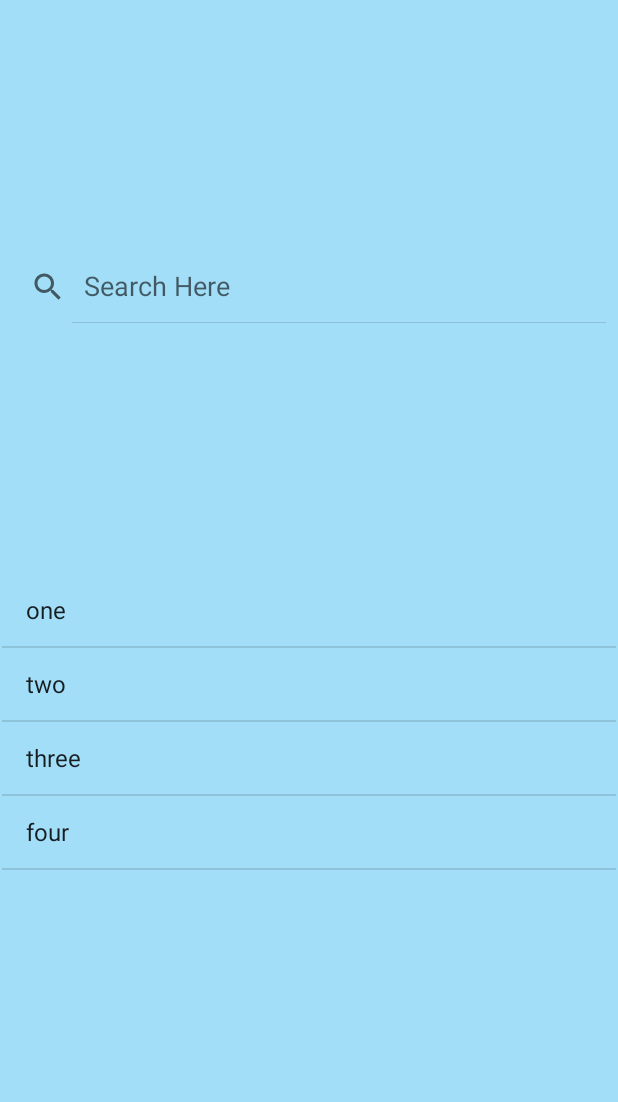
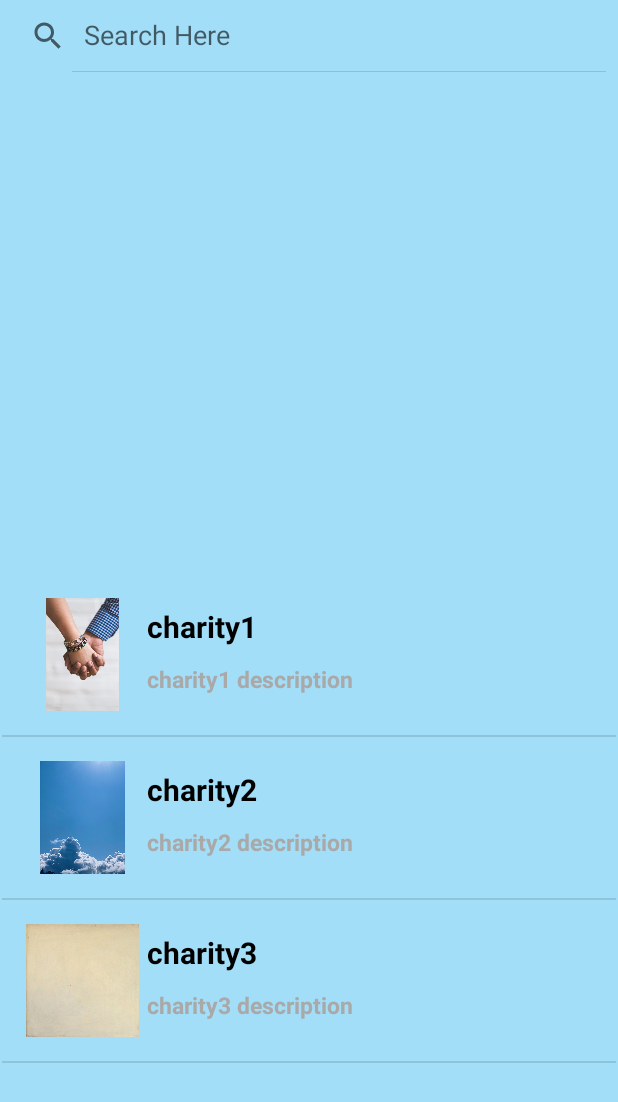
Before and after one commit to n2dah/HCI_Project, an Android app: the SearchActivity screen opened directly, with no data from a screen before it, on a phone screen of 412 x 824 dp. Shown: the top 1102 px of the screen. Run offline under Robolectric (Android 15) with nearby library versions, the light colour scheme and no system bars; Roboto replaces fonts that are not available here.

Commit message:
defining search activity views

```diff
--- a/app/src/main/java/com/example/hci_project/SearchActivity.java
+++ b/app/src/main/java/com/example/hci_project/SearchActivity.java
@@ -1,21 +1,39 @@
 package com.example.hci_project;
 
+import androidx.annotation.NonNull;
+import androidx.annotation.Nullable;
 import androidx.appcompat.app.AppCompatActivity;
 
+import android.content.Context;
 import android.os.Bundle;
+import android.view.LayoutInflater;
+import android.view.View;
+import android.view.ViewGroup;
+import android.widget.AdapterView;
 import android.widget.ArrayAdapter;
 import android.widget.Button;
 import android.widget.EditText;
+import android.widget.ImageView;
 import android.widget.ListView;
 import android.widget.SearchView;
 import android.widget.TextView;
+import android.widget.Toast;
 
 import java.util.ArrayList;
 
 public class SearchActivity extends AppCompatActivity {
 
-    SearchView sv;
-    ListView lv;
+    ListView listView;
+
+    //holds the charity names
+    String mTitle[] = {"charity1", "charity2","charity3"};
+
+    //holds the description information aka the charity tags (diseases)
+    String mDescription[] = {"charity1 description","charity2 description","charity3 description"};
+
+    //charity image
+    int images[] = {R.drawable.holdinghands, R.drawable.clouds, R.drawable.offwhite};
+
     ArrayList<String> list1;
     ArrayAdapter adapter;
 
@@ -24,27 +42,55 @@
         super.onCreate(savedInstanceState);
         setContentView(R.layout.activity_search);
 
-        lv = (ListView)findViewById(R.id.list);
-        sv = (SearchView)findViewById(R.id.search);
-        list1 = new ArrayList<String>();
-        list1.add("one");
-        list1.add("two");
-        list1.add("three");
-        list1.add("four");
-        adapter = new ArrayAdapter(this, android.R.layout.simple_list_item_1,list1);
-        lv.setAdapter(adapter);
-        sv.setOnQueryTextListener(new SearchView.OnQueryTextListener() {
+        listView = findViewById(R.id.listView);
+
+        MyAdapter adapter = new MyAdapter(this, mTitle, mDescription, images);
+        listView.setAdapter(adapter);
+
+        listView.setOnItemClickListener(new AdapterView.OnItemClickListener() {
             @Override
-            public boolean onQueryTextSubmit(String query) {
-                return false;
-            }
-
-            @Override
-            public boolean onQueryTextChange(String newText) {
-                adapter.getFilter().filter(newText);
-                return false;
+            public void onItemClick(AdapterView<?> parent, View view, int position, long id) {
+                if (position == 0){
+                    Toast.makeText(SearchActivity.this, "facebook", Toast.LENGTH_SHORT).show();
+                }
+                if (position == 1){
+                    Toast.makeText(SearchActivity.this, "facebook", Toast.LENGTH_SHORT).show();
+                }
+                if (position == 2){
+                    Toast.makeText(SearchActivity.this, "facebook", Toast.LENGTH_SHORT).show();
+                }
             }
         });
+    }
 
+    class MyAdapter extends ArrayAdapter<String>{
+        Context context;
+        String rTitle[];
+        String rDescription[];
+        int rImgs[];
+
+        MyAdapter (Context c, String title[], String description[], int imgs[]){
+            super(c, R.layout.row, R.id.textView1, title);
+            this.context = c;
+            this.rTitle = title;
+            this.rDescription = description;
+            this.rImgs = imgs;
+        }
+
+        @NonNull
+        @Override
+        public View getView(int position, @Nullable View convertView, @NonNull ViewGroup parent) {
+            LayoutInflater layoutInflater = (LayoutInflater)getApplicationContext().getSystemService(Context.LAYOUT_INFLATER_SERVICE);
+            View row = layoutInflater.inflate(R.layout.row, parent, false);
+            ImageView images = row.findViewById(R.id.image);
+            TextView myTitle = row.findViewById(R.id.textView1);
+            TextView myDescription = row.findViewById(R.id.textView2);
+
+            images.setImageResource(rImgs[position]);
+            myTitle.setText(rTitle[position]);
+            myDescription.setText(rDescription[position]);
+
+            return row;
+        }
     }
 }
--- a/app/src/main/res/layout/activity_main.xml
+++ b/app/src/main/res/layout/activity_main.xml
@@ -43,7 +43,7 @@
                 android:layout_height="match_parent"
                 android:layout_margin="5dp"
                 android:layout_weight="1"
-                android:background="@android:color/holo_blue_bright"
+                android:background="@android:color/holo_red_dark"
                 android:onClick="profileButtonOnClick"
                 android:tint="#000000"
                 app:srcCompat="@drawable/ic_baseline_person_24" />
@@ -72,7 +72,7 @@
                 android:layout_height="match_parent"
                 android:layout_margin="20dp"
                 android:layout_weight="1"
-                android:background="@android:color/holo_green_dark"
+                android:background="@android:color/holo_red_dark"
                 android:tint="#000000"
                 app:srcCompat="@drawable/ic_baseline_info_24" />
 
--- a/app/src/main/res/layout/activity_search.xml
+++ b/app/src/main/res/layout/activity_search.xml
@@ -20,7 +20,7 @@
         app:layout_constraintTop_toTopOf="parent" />
 
     <ListView
-        android:id="@+id/list"
+        android:id="@+id/listView"
         android:layout_width="409dp"
         android:layout_height="441dp"
         app:layout_constraintBottom_toBottomOf="parent"
--- /dev/null
+++ b/app/src/main/res/layout/row.xml
@@ -0,0 +1,44 @@
+<?xml version="1.0" encoding="utf-8"?>
+<LinearLayout
+    xmlns:android="http://schemas.android.com/apk/res/android"
+    android:layout_width="match_parent"
+    android:layout_height="wrap_content"
+    android:orientation="horizontal"
+    android:padding="16dp"
+    >
+
+    <ImageView
+        android:layout_width="75dp"
+        android:layout_height="75dp"
+        android:src="@mipmap/ic_launcher"
+        android:id="@+id/image"
+        />
+    <LinearLayout
+        android:layout_width="match_parent"
+        android:layout_height="wrap_content"
+        android:orientation="vertical"
+        >
+
+        <TextView
+            android:layout_width="match_parent"
+            android:layout_height="wrap_content"
+            android:text="Main title"
+            android:textColor="#000"
+            android:textStyle="bold"
+            android:layout_margin="5dp"
+            android:textSize="20sp"
+            android:id="@+id/textView1"
+            />
+        <TextView
+            android:layout_width="match_parent"
+            android:layout_height="wrap_content"
+            android:text="Sub Title"
+            android:textColor="#a9a9a9"
+            android:textStyle="bold"
+            android:layout_margin="5dp"
+            android:textSize="15sp"
+            android:id="@+id/textView2"
+            />
+    </LinearLayout>
+
+</LinearLayout>
```
